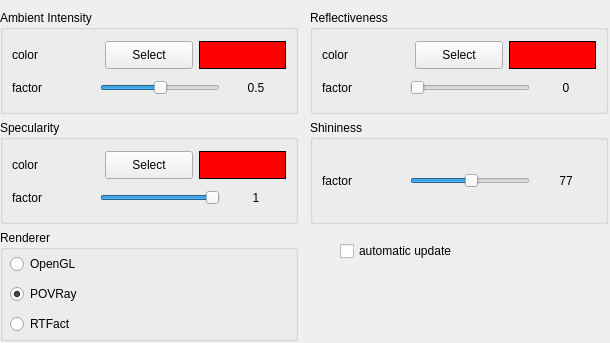
Old version of the form source/VIEW/DIALOGS/materialSettings.ui in the repository BALL-Project/ball.
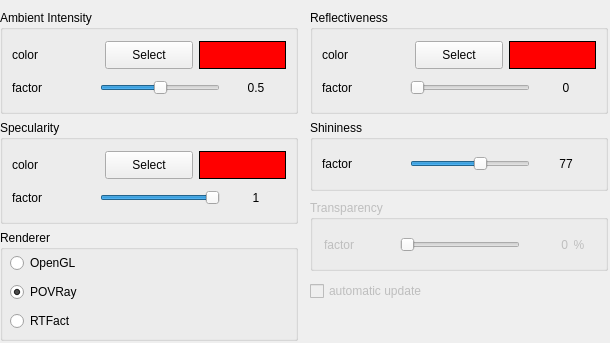
New version of the form.

Commit message:
added transparency option for rtfact rendering
still missing: connection to the rtfact api

Conflicts:

	source/VIEW/DIALOGS/materialSettings.C
	source/VIEW/DIALOGS/materialSettings.ui

Diff of the .ui file:
```diff
--- a/source/VIEW/DIALOGS/materialSettings.ui
+++ b/source/VIEW/DIALOGS/materialSettings.ui
@@ -18,143 +18,6 @@
   <property name="windowTitle" >
    <string>MaterialSettings</string>
   </property>
-  <widget class="QGroupBox" name="groupBox_Shininess" >
-   <property name="geometry" >
-    <rect>
-     <x>310</x>
-     <y>120</y>
-     <width>298</width>
-     <height>104</height>
-    </rect>
-   </property>
-   <property name="title" >
-    <string>Shininess</string>
-   </property>
-   <layout class="QGridLayout" >
-    <property name="margin" >
-     <number>9</number>
-    </property>
-    <property name="spacing" >
-     <number>6</number>
-    </property>
-    <item row="0" column="0" >
-     <layout class="QVBoxLayout" >
-      <property name="spacing" >
-       <number>6</number>
-      </property>
-      <property name="margin" >
-       <number>0</number>
-      </property>
-      <item>
-       <layout class="QHBoxLayout" >
-        <property name="spacing" >
-         <number>6</number>
-        </property>
-        <property name="margin" >
-         <number>0</number>
-        </property>
-        <item>
-         <widget class="QLabel" name="textLabel1_50" >
-          <property name="sizePolicy" >
-           <sizepolicy vsizetype="Fixed" hsizetype="Fixed" >
-            <horstretch>0</horstretch>
-            <verstretch>0</verstretch>
-           </sizepolicy>
-          </property>
-          <property name="minimumSize" >
-           <size>
-            <width>80</width>
-            <height>25</height>
-           </size>
-          </property>
-          <property name="maximumSize" >
-           <size>
-            <width>220</width>
-            <height>25</height>
-           </size>
-          </property>
-          <property name="text" >
-           <string>factor</string>
-          </property>
-         </widget>
-        </item>
-        <item>
-         <widget class="QSlider" name="shininess_factor_slider" >
-          <property name="sizePolicy" >
-           <sizepolicy vsizetype="Fixed" hsizetype="Fixed" >
-            <horstretch>0</horstretch>
-            <verstretch>0</verstretch>
-           </sizepolicy>
-          </property>
-          <property name="minimumSize" >
-           <size>
-            <width>120</width>
-            <height>21</height>
-           </size>
-          </property>
-          <property name="maximumSize" >
-           <size>
-            <width>120</width>
-            <height>21</height>
-           </size>
-          </property>
-          <property name="minimum" >
-           <number>0</number>
-          </property>
-          <property name="maximum" >
-           <number>150</number>
-          </property>
-          <property name="pageStep" >
-           <number>1</number>
-          </property>
-          <property name="value" >
-           <number>77</number>
-          </property>
-          <property name="sliderPosition" >
-           <number>77</number>
-          </property>
-          <property name="orientation" >
-           <enum>Qt::Horizontal</enum>
-          </property>
-          <property name="tickInterval" >
-           <number>1</number>
-          </property>
-         </widget>
-        </item>
-        <item>
-         <widget class="QLabel" name="shininess_factor_label" >
-          <property name="sizePolicy" >
-           <sizepolicy vsizetype="Fixed" hsizetype="Fixed" >
-            <horstretch>0</horstretch>
-            <verstretch>0</verstretch>
-           </sizepolicy>
-          </property>
-          <property name="minimumSize" >
-           <size>
-            <width>60</width>
-            <height>25</height>
-           </size>
-          </property>
-          <property name="maximumSize" >
-           <size>
-            <width>60</width>
-            <height>25</height>
-           </size>
-          </property>
-          <property name="text" >
-           <string>77</string>
-          </property>
-          <property name="alignment" >
-           <set>Qt::AlignCenter</set>
-          </property>
-         </widget>
-        </item>
-       </layout>
-      </item>
-     </layout>
-    </item>
-   </layout>
-  </widget>
   <widget class="QGroupBox" name="groupBox_Specularity" >
    <property name="geometry" >
     <rect>
@@ -870,7 +733,7 @@
       <x>10</x>
       <y>20</y>
       <width>283</width>
-      <height>88</height>
+      <height>85</height>
      </rect>
     </property>
     <layout class="QHBoxLayout" >
@@ -2324,11 +2187,323 @@
     </item>
    </layout>
   </widget>
+  <widget class="QGroupBox" name="groupBox_Shininess" >
+   <property name="geometry" >
+    <rect>
+     <x>310</x>
+     <y>120</y>
+     <width>298</width>
+     <height>71</height>
+    </rect>
+   </property>
+   <property name="title" >
+    <string>Shininess</string>
+   </property>
+   <layout class="QGridLayout" >
+    <property name="margin" >
+     <number>9</number>
+    </property>
+    <property name="spacing" >
+     <number>6</number>
+    </property>
+    <item row="0" column="0" >
+     <layout class="QVBoxLayout" >
+      <property name="margin" >
+       <number>0</number>
+      </property>
+      <property name="spacing" >
+       <number>6</number>
+      </property>
+      <item>
+       <layout class="QHBoxLayout" >
+        <property name="margin" >
+         <number>0</number>
+        </property>
+        <property name="spacing" >
+         <number>6</number>
+        </property>
+        <item>
+         <widget class="QLabel" name="textLabel1_50" >
+          <property name="sizePolicy" >
+           <sizepolicy>
+            <hsizetype>0</hsizetype>
+            <vsizetype>0</vsizetype>
+            <horstretch>0</horstretch>
+            <verstretch>0</verstretch>
+           </sizepolicy>
+          </property>
+          <property name="minimumSize" >
+           <size>
+            <width>80</width>
+            <height>25</height>
+           </size>
+          </property>
+          <property name="maximumSize" >
+           <size>
+            <width>220</width>
+            <height>25</height>
+           </size>
+          </property>
+          <property name="text" >
+           <string>factor</string>
+          </property>
+         </widget>
+        </item>
+        <item>
+         <widget class="QSlider" name="shininess_factor_slider" >
+          <property name="sizePolicy" >
+           <sizepolicy>
+            <hsizetype>0</hsizetype>
+            <vsizetype>0</vsizetype>
+            <horstretch>0</horstretch>
+            <verstretch>0</verstretch>
+           </sizepolicy>
+          </property>
+          <property name="minimumSize" >
+           <size>
+            <width>120</width>
+            <height>21</height>
+           </size>
+          </property>
+          <property name="maximumSize" >
+           <size>
+            <width>120</width>
+            <height>21</height>
+           </size>
+          </property>
+          <property name="minimum" >
+           <number>0</number>
+          </property>
+          <property name="maximum" >
+           <number>128</number>
+          </property>
+          <property name="pageStep" >
+           <number>1</number>
+          </property>
+          <property name="value" >
+           <number>77</number>
+          </property>
+          <property name="sliderPosition" >
+           <number>77</number>
+          </property>
+          <property name="orientation" >
+           <enum>Qt::Horizontal</enum>
+          </property>
+          <property name="tickInterval" >
+           <number>1</number>
+          </property>
+         </widget>
+        </item>
+        <item>
+         <widget class="QLabel" name="shininess_factor_label" >
+          <property name="sizePolicy" >
+           <sizepolicy>
+            <hsizetype>0</hsizetype>
+            <vsizetype>0</vsizetype>
+            <horstretch>0</horstretch>
+            <verstretch>0</verstretch>
+           </sizepolicy>
+          </property>
+          <property name="minimumSize" >
+           <size>
+            <width>60</width>
+            <height>25</height>
+           </size>
+          </property>
+          <property name="maximumSize" >
+           <size>
+            <width>60</width>
+            <height>25</height>
+           </size>
+          </property>
+          <property name="text" >
+           <string>77</string>
+          </property>
+          <property name="alignment" >
+           <set>Qt::AlignCenter</set>
+          </property>
+         </widget>
+        </item>
+       </layout>
+      </item>
+     </layout>
+    </item>
+   </layout>
+  </widget>
+  <widget class="QGroupBox" name="groupBox_Transparency" >
+   <property name="enabled" >
+    <bool>false</bool>
+   </property>
+   <property name="geometry" >
+    <rect>
+     <x>310</x>
+     <y>200</y>
+     <width>298</width>
+     <height>71</height>
+    </rect>
+   </property>
+   <property name="title" >
+    <string>Transparency</string>
+   </property>
+   <widget class="QWidget" name="" >
+    <property name="geometry" >
+     <rect>
+      <x>14</x>
+      <y>31</y>
+      <width>260</width>
+      <height>27</height>
+     </rect>
+    </property>
+    <layout class="QHBoxLayout" >
+     <property name="margin" >
+      <number>0</number>
+     </property>
+     <property name="spacing" >
+      <number>6</number>
+     </property>
+     <item>
+      <widget class="QLabel" name="textLabel1_51" >
+       <property name="sizePolicy" >
+        <sizepolicy>
+         <hsizetype>0</hsizetype>
+         <vsizetype>0</vsizetype>
+         <horstretch>0</horstretch>
+         <verstretch>0</verstretch>
+        </sizepolicy>
+       </property>
+       <property name="minimumSize" >
+        <size>
+         <width>70</width>
+         <height>25</height>
+        </size>
+       </property>
+       <property name="maximumSize" >
+        <size>
+         <width>220</width>
+         <height>25</height>
+        </size>
+       </property>
+       <property name="text" >
+        <string>factor</string>
+       </property>
+      </widget>
+     </item>
+     <item>
+      <widget class="QSlider" name="transparency_factor_slider" >
+       <property name="sizePolicy" >
+        <sizepolicy>
+         <hsizetype>0</hsizetype>
+         <vsizetype>0</vsizetype>
+         <horstretch>0</horstretch>
+         <verstretch>0</verstretch>
+        </sizepolicy>
+       </property>
+       <property name="minimumSize" >
+        <size>
+         <width>120</width>
+         <height>21</height>
+        </size>
+       </property>
+       <property name="maximumSize" >
+        <size>
+         <width>120</width>
+         <height>21</height>
+        </size>
+       </property>
+       <property name="minimum" >
+        <number>0</number>
+       </property>
+       <property name="maximum" >
+        <number>100</number>
+       </property>
+       <property name="pageStep" >
+        <number>1</number>
+       </property>
+       <property name="value" >
+        <number>0</number>
+       </property>
+       <property name="sliderPosition" >
+        <number>0</number>
+       </property>
+       <property name="orientation" >
+        <enum>Qt::Horizontal</enum>
+       </property>
+       <property name="tickInterval" >
+        <number>1</number>
+       </property>
+      </widget>
+     </item>
+     <item>
+      <widget class="QLabel" name="transparency_factor_label" >
+       <property name="sizePolicy" >
+        <sizepolicy>
+         <hsizetype>0</hsizetype>
+         <vsizetype>0</vsizetype>
+         <horstretch>0</horstretch>
+         <verstretch>0</verstretch>
+        </sizepolicy>
+       </property>
+       <property name="minimumSize" >
+        <size>
+         <width>40</width>
+         <height>25</height>
+        </size>
+       </property>
+       <property name="maximumSize" >
+        <size>
+         <width>50</width>
+         <height>25</height>
+        </size>
+       </property>
+       <property name="text" >
+        <string>0</string>
+       </property>
+       <property name="alignment" >
+        <set>Qt::AlignRight|Qt::AlignTrailing|Qt::AlignVCenter</set>
+       </property>
+      </widget>
+     </item>
+     <item>
+      <widget class="QLabel" name="transparcency_label_3" >
+       <property name="sizePolicy" >
+        <sizepolicy>
+         <hsizetype>0</hsizetype>
+         <vsizetype>0</vsizetype>
+         <horstretch>0</horstretch>
+         <verstretch>0</verstretch>
+        </sizepolicy>
+       </property>
+       <property name="minimumSize" >
+        <size>
+         <width>10</width>
+         <height>25</height>
+        </size>
+       </property>
+       <property name="maximumSize" >
+        <size>
+         <width>10</width>
+         <height>25</height>
+        </size>
+       </property>
+       <property name="text" >
+        <string>%</string>
+       </property>
+       <property name="alignment" >
+        <set>Qt::AlignCenter</set>
+       </property>
+      </widget>
+     </item>
+    </layout>
+   </widget>
+  </widget>
   <widget class="QCheckBox" name="update_directly_checkBox" >
+   <property name="enabled" >
+    <bool>false</bool>
+   </property>
    <property name="geometry" >
     <rect>
-     <x>340</x>
-     <y>240</y>
+     <x>310</x>
+     <y>280</y>
      <width>151</width>
      <height>22</height>
     </rect>
```
Left out of the diff: 128 changed lines with no effect on the pictures. The commit also changes 12 other files.
